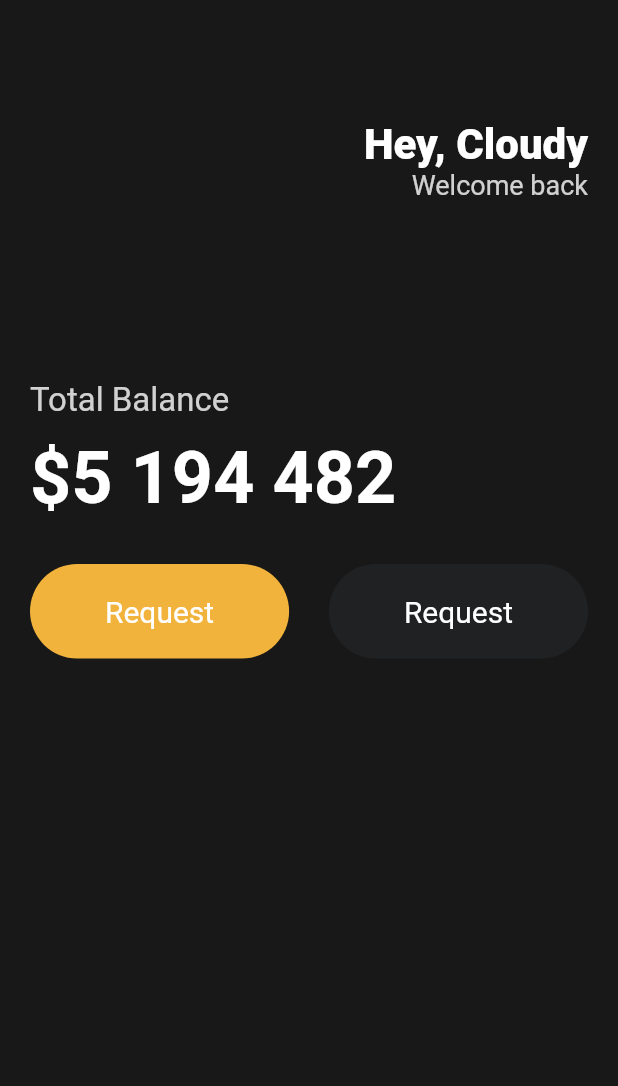
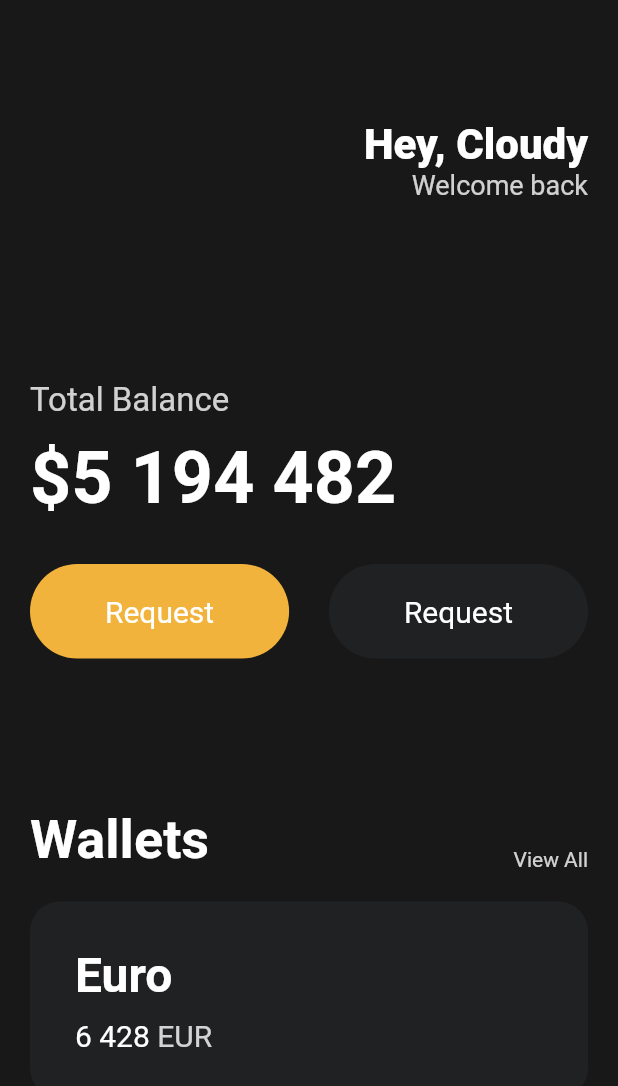
Before and after one commit to sunnyinha/flutter, a Flutter app: the screen it shows after launch, on a phone screen of 412 x 824 dp. Shown: the top 1086 px of the screen. Run offline on Flutter 3.47's test engine with Material 2 defaults, Android fonts, the phone set to English and light mode, and no system bars.

Commit message:
카드틀 만들기(making a frame for a card)

```diff
--- a/basic_flutter/lib/main.dart
+++ b/basic_flutter/lib/main.dart
@@ -15,7 +15,9 @@ class App extends StatelessWidget {
         backgroundColor: const Color(0xFF181818),
         body: Padding(
           padding: const EdgeInsets.symmetric(horizontal: 20),
+          // 아래로 차근차근 화면 구성예정
           child: Column(
+            //기본 아래 자식들 정렬 세팅
             crossAxisAlignment: CrossAxisAlignment.start,
             children: [
               const SizedBox(
@@ -82,6 +84,82 @@ class App extends StatelessWidget {
                     textColor: Colors.white,
                   ),
                 ],
+              ),
+              const SizedBox(
+                height: 100,
+              ),
+              Row(
+                //x축으로 여백(사이공간)을 똑같이 나눔
+                mainAxisAlignment: MainAxisAlignment.spaceBetween,
+                //y축으로 한쪽 끝으로 가게 해줌
+                crossAxisAlignment: CrossAxisAlignment.end,
+                children: [
+                  const Text(
+                    "Wallets",
+                    style: TextStyle(
+                      color: Colors.white,
+                      fontSize: 36,
+                      fontWeight: FontWeight.w600,
+                    ),
+                  ),
+                  Text("View All",
+                      style: TextStyle(
+                        color: Colors.white.withOpacity(0.8),
+                      )),
+                ],
+              ),
+              const SizedBox(
+                height: 20,
+              ),
+              Container(
+                decoration: BoxDecoration(
+                  color: const Color(0xff1f2123),
+                  borderRadius: BorderRadius.circular(20),
+                ),
+                child: Padding(
+                  padding: const EdgeInsets.all(30),
+                  child: Row(
+                    children: [
+                      Column(
+                        crossAxisAlignment: CrossAxisAlignment.start,
+                        children: [
+                          const Text(
+                            "Euro",
+                            style: TextStyle(
+                              color: Colors.white,
+                              fontSize: 32,
+                              fontWeight: FontWeight.w600,
+                            ),
+                          ),
+                          const SizedBox(
+                            height: 10,
+                          ),
+                          Row(
+                            children: [
+                              const Text(
+                                "6 428",
+                                style: TextStyle(
+                                  color: Colors.white,
+                                  fontSize: 20,
+                                ),
+                              ),
+                              const SizedBox(
+                                width: 5,
+                              ),
+                              Text(
+                                "EUR",
+                                style: TextStyle(
+                                  color: Colors.white.withOpacity(0.8),
+                                  fontSize: 20,
+                                ),
+                              ),
+                            ],
+                          )
+                        ],
+                      ),
+                    ],
+                  ),
+                ),
               )
             ],
           ),
```
